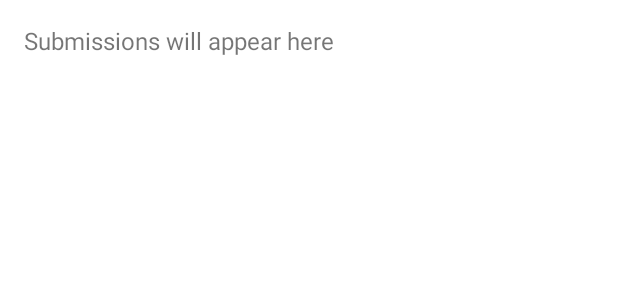
After one commit to atakan682/JobTrac, an Android app built with Jetpack Compose: the layout activity_submission_list.xml on its own in the app's theme, with its tools: preview values and no code run, on a phone screen of 412 x 824 dp. The commit adds this screen. Shown: the top 300 px of the screen. Run offline under Robolectric (Android 15) with nearby library versions, the phone set to English and light mode, and no system bars.

Commit message:
added submission tab

```diff
--- a/app/src/main/AndroidManifest.xml
+++ b/app/src/main/AndroidManifest.xml
@@ -29,6 +29,7 @@
         </activity>
         <activity android:name=".JobDetailActivity" />
         <activity android:name=".FormActivity" />
+        <activity android:name=".SubmissionListActivity" />
     </application>
 
 
--- /dev/null
+++ b/app/src/main/res/layout/activity_submission_list.xml
@@ -0,0 +1,13 @@
+<?xml version="1.0" encoding="utf-8"?>
+<ScrollView xmlns:android="http://schemas.android.com/apk/res/android"
+    android:layout_width="match_parent"
+    android:layout_height="match_parent"
+    android:padding="16dp">
+
+    <TextView
+        android:id="@+id/submissionListText"
+        android:layout_width="match_parent"
+        android:layout_height="wrap_content"
+        android:text="Submissions will appear here"
+        android:textSize="16sp" />
+</ScrollView>
```
Also changed, not shown: app/src/main/java/com/example/jobtrac/FormActivity.kt (+9 -0 lines), app/src/main/java/com/example/jobtrac/MainActivity.kt (+7 -0 lines), app/src/main/java/com/example/jobtrac/SubmissionListActivity.kt (added, +27 -0 lines), app/src/main/java/com/example/jobtrac/model/SubmittiedForm.kt (added, +7 -0 lines), app/src/main/java/com/example/jobtrac/viewmodel/JobViewModel.kt (+11 -0 lines), app/src/main/res/layout/activity_main.xml (+9 -0 lines).
